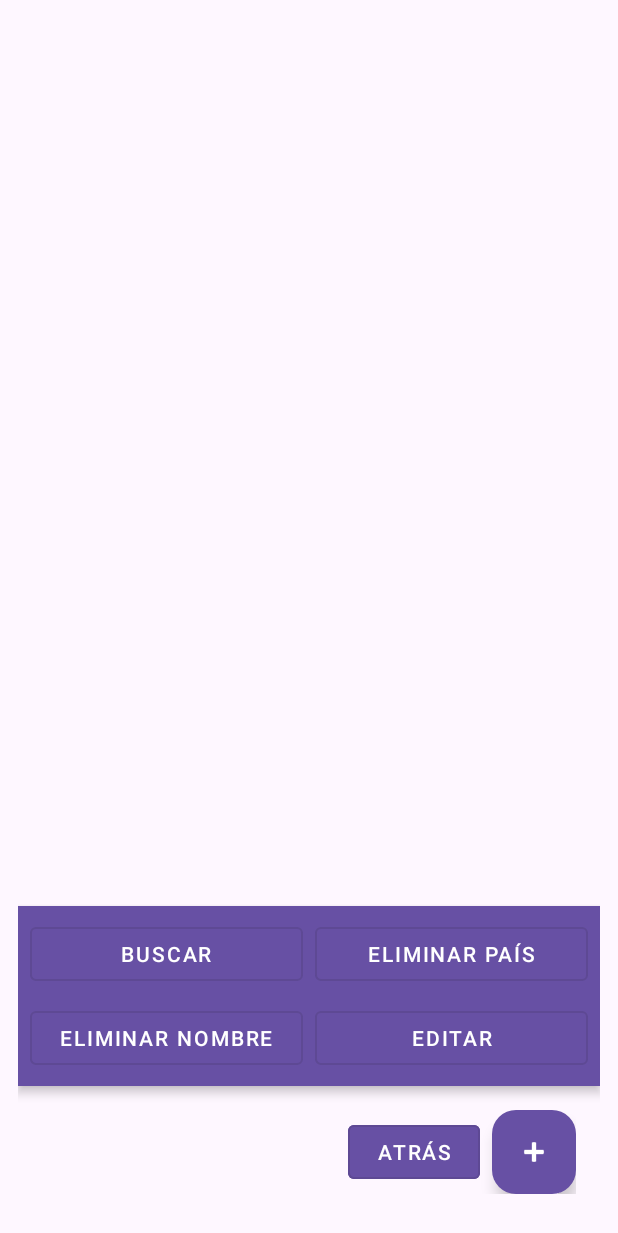
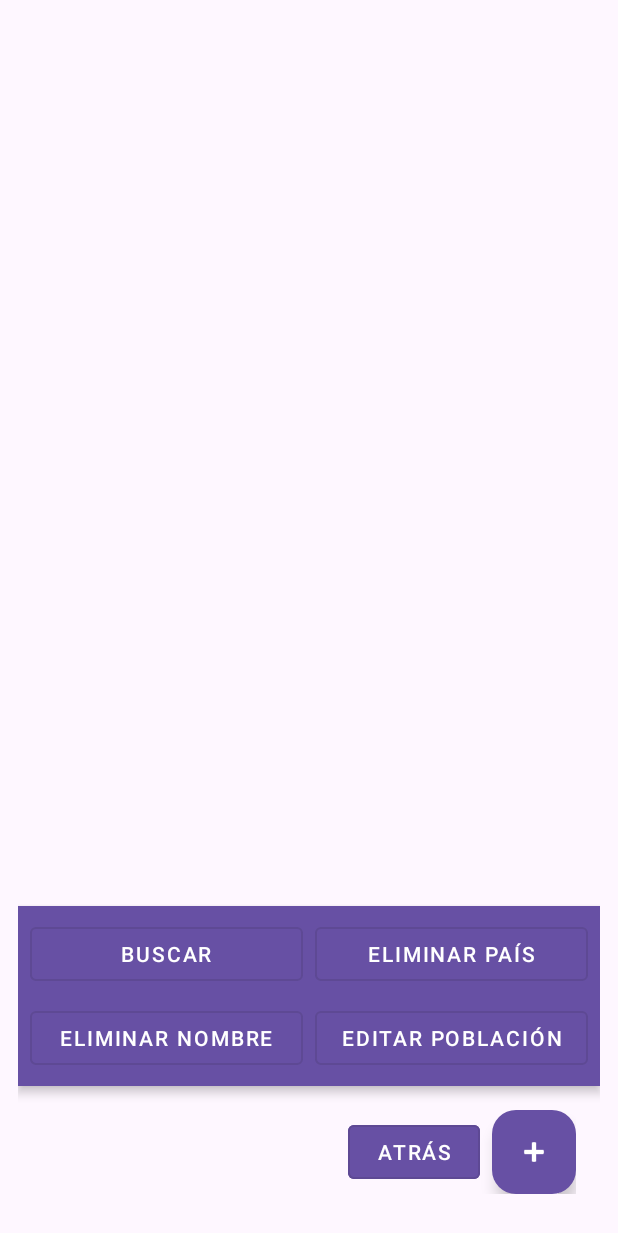
Before and after one commit to valentinacapra22/AplicacionesMovilesG1, an Android app: the CapitalsActivity screen opened directly, with no data from a screen before it, on a phone screen of 412 x 824 dp. Shown: the top 1233 px of the screen. Run offline under Robolectric (Android 15) with nearby library versions, the light colour scheme and no system bars.

Commit message:
TP2 Aplicaciones Móviles Grupo 1

```diff
--- a/TP2/app/src/main/res/layout/activity_capitals.xml
+++ b/TP2/app/src/main/res/layout/activity_capitals.xml
@@ -78,13 +78,12 @@
                 android:layout_weight="1"
                 android:layout_height="48dp"
                 android:layout_marginStart="4dp"
-                android:text="Editar"
+                android:text="Editar Población"
                 android:textColor="?attr/colorOnPrimary"
                 android:backgroundTint="?attr/colorPrimary" />
         </LinearLayout>
     </LinearLayout>
 
-    <!-- Botón atras + boton flotante juntos -->
     <LinearLayout
         android:layout_width="wrap_content"
         android:layout_height="wrap_content"
```
